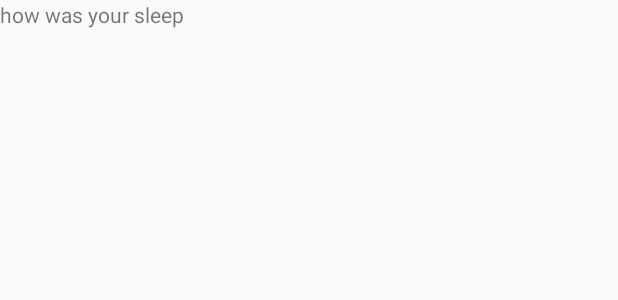
After one commit to raashidbaba/Sleep_Tracker, an Android app: the layout fragment_sleep_quality.xml on its own in the app's theme, with its tools: preview values and no code run, on a phone screen of 412 x 824 dp. The commit adds this screen. Shown: the top 300 px of the screen. Run offline under Robolectric (Android 15) with nearby library versions, the phone set to English and light mode, and no system bars.

Commit message:
Added SleepQualityFragment.kt

```diff
--- a/app/build.gradle
+++ b/app/build.gradle
@@ -29,6 +29,9 @@ android {
     kotlinOptions {
         jvmTarget = '1.8'
     }
+    buildFeatures{
+        dataBinding = true
+    }
 }
 
 dependencies {
--- a/app/src/main/java/com/example/sleeptracker/SleepQuality/SleepQualityFragment.kt
+++ b/app/src/main/java/com/example/sleeptracker/SleepQuality/SleepQualityFragment.kt
@@ -1,4 +1,22 @@
 package com.example.sleeptracker.SleepQuality
 
-class SleepQualityFragment {
+import android.os.Bundle
+import android.view.LayoutInflater
+import android.view.View
+import android.view.ViewGroup
+import androidx.databinding.DataBindingUtil
+import androidx.fragment.app.Fragment
+import com.example.sleeptracker.R
+import com.example.sleeptracker.databinding.FragmentSleepQualityBinding
+
+class SleepQualityFragment : Fragment() {
+    override fun onCreateView(
+        inflater: LayoutInflater,
+        container: ViewGroup?,
+        savedInstanceState: Bundle?
+    ): View? {
+        val binding = DataBindingUtil.inflate<FragmentSleepQualityBinding>(inflater, R.layout.fragment_sleep_quality,container,false)
+        val application = requireNotNull(this.activity).application
+        return binding.root
+    }
 }
--- /dev/null
+++ b/app/src/main/res/layout/fragment_sleep_quality.xml
@@ -0,0 +1,90 @@
+<?xml version="1.0" encoding="utf-8"?>
+<layout xmlns:android="http://schemas.android.com/apk/res/android"
+    xmlns:app="http://schemas.android.com/apk/res-auto"
+    xmlns:tools="http://schemas.android.com/tools">
+
+    <!-- Data to make available to the XML via data binding. In this case,
+     the whole ViewModel, so that we can access the LiveData,
+     click handlers, and state variables. -->
+    <data>
+
+    </data>
+
+    <!-- Start of the visible fragment layout using ConstraintLayout -->
+    <androidx.constraintlayout.widget.ConstraintLayout
+        android:layout_width="match_parent"
+        android:layout_height="match_parent"
+        tools:context=".sleepquality.SleepQualityFragment">
+
+        <TextView
+            android:id="@+id/title_text"
+            android:layout_width="wrap_content"
+            android:layout_height="wrap_content"
+            android:text="how was your sleep"
+            app:layout_constraintBottom_toTopOf="@+id/quality_zero_image"
+            app:layout_constraintStart_toStartOf="parent"
+            app:layout_constraintTop_toTopOf="parent" />
+
+        <ImageView
+            android:id="@+id/quality_zero_image"
+            android:layout_width="wrap_content"
+            android:layout_height="wrap_content"
+            app:layout_constraintEnd_toStartOf="@+id/quality_one_image"
+            app:layout_constraintStart_toStartOf="parent"
+            app:layout_constraintTop_toBottomOf="@+id/title_text"
+             />
+
+        <ImageView
+            android:id="@+id/quality_one_image"
+            android:layout_width="wrap_content"
+            android:layout_height="wrap_content"
+            app:layout_constraintBottom_toBottomOf="@+id/quality_zero_image"
+            app:layout_constraintEnd_toStartOf="@+id/quality_two_image"
+            app:layout_constraintStart_toEndOf="@+id/quality_zero_image"
+             />
+
+        <ImageView
+            android:id="@+id/quality_two_image"
+            android:layout_width="wrap_content"
+            android:layout_height="wrap_content"
+
+            app:layout_constraintBottom_toBottomOf="@+id/quality_one_image"
+            app:layout_constraintEnd_toEndOf="parent"
+            app:layout_constraintStart_toEndOf="@+id/quality_one_image"
+            />
+
+        <ImageView
+            android:id="@+id/quality_three_image"
+            android:layout_width="wrap_content"
+            android:layout_height="wrap_content"
+
+            app:layout_constraintBottom_toBottomOf="parent"
+            app:layout_constraintEnd_toStartOf="@+id/quality_four_image"
+            app:layout_constraintStart_toStartOf="parent"
+            app:layout_constraintTop_toBottomOf="@+id/quality_zero_image"
+            app:layout_constraintVertical_bias="0.0"
+            />
+
+        <ImageView
+            android:id="@+id/quality_four_image"
+            android:layout_width="wrap_content"
+            android:layout_height="wrap_content"
+
+            app:layout_constraintBottom_toBottomOf="@+id/quality_three_image"
+            app:layout_constraintEnd_toStartOf="@+id/quality_five_image"
+            app:layout_constraintStart_toEndOf="@+id/quality_three_image"
+            app:layout_constraintTop_toTopOf="@+id/quality_three_image" />
+
+        <ImageView
+            android:id="@+id/quality_five_image"
+            android:layout_width="wrap_content"
+            android:layout_height="wrap_content"
+
+            app:layout_constraintBottom_toBottomOf="@+id/quality_four_image"
+            app:layout_constraintEnd_toEndOf="parent"
+            app:layout_constraintStart_toEndOf="@+id/quality_four_image"
+            app:layout_constraintTop_toTopOf="@+id/quality_four_image"
+            />
+
+    </androidx.constraintlayout.widget.ConstraintLayout>
+</layout>
```
